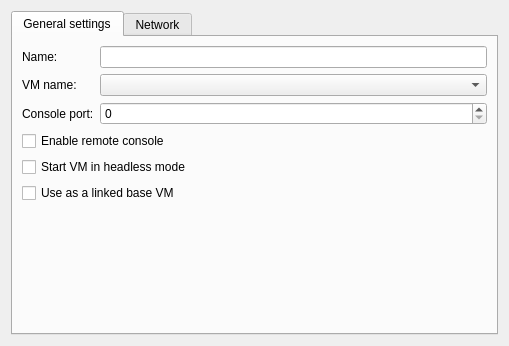
The window that gns3/modules/virtualbox/ui/virtualbox_vm_configuration_page.ui (GNS3/gns3-gui) describes before a commit, drawn with Qt 5.
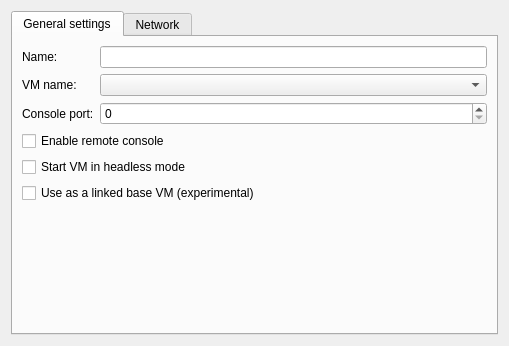
The same window after the commit.

The edit to the form file:
```diff
--- a/gns3/modules/virtualbox/ui/virtualbox_vm_configuration_page.ui
+++ b/gns3/modules/virtualbox/ui/virtualbox_vm_configuration_page.ui
@@ -88,7 +88,7 @@
           <bool>true</bool>
          </property>
          <property name="text">
-          <string>Use as a linked base VM</string>
+          <string>Use as a linked base VM (experimental)</string>
          </property>
         </widget>
        </item>
```
